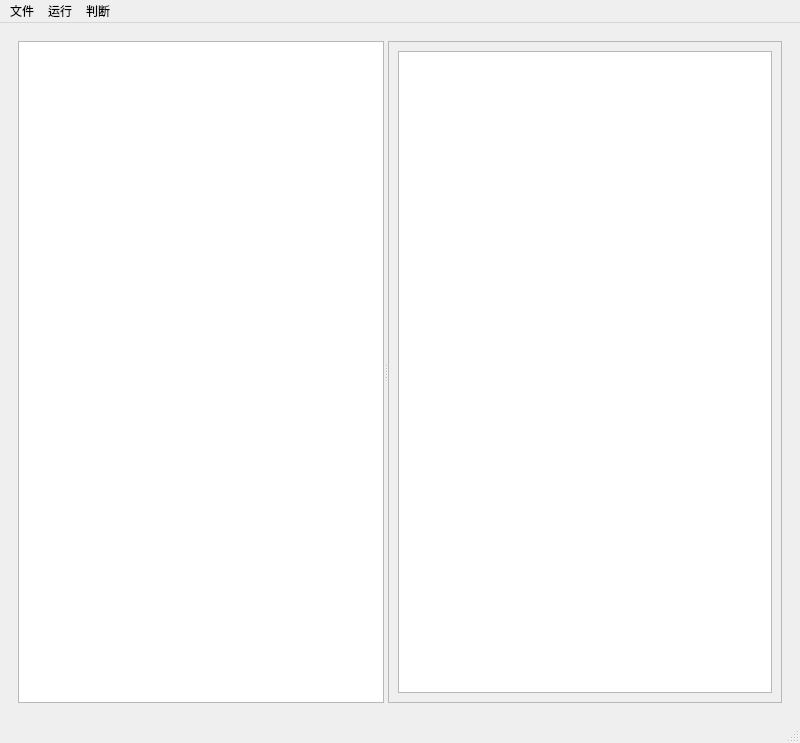
The window that CFG2PDA/mainwindow.ui (hanlulu1998/CFG2PDA) describes before a commit, drawn with Qt 5.
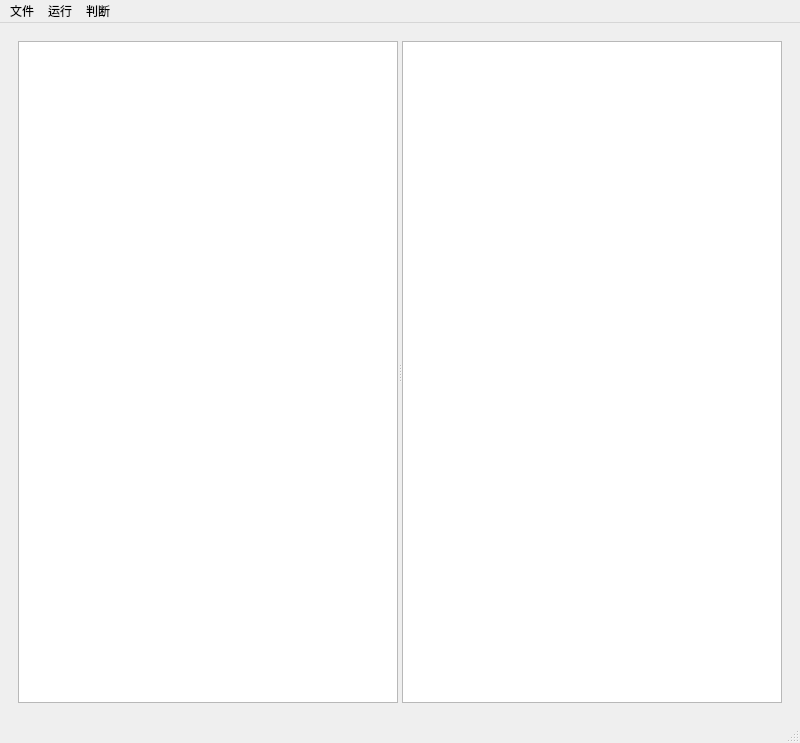
The same window after the commit.

```diff
--- a/CFG2PDA/mainwindow.ui
+++ b/CFG2PDA/mainwindow.ui
@@ -21,7 +21,7 @@
        <number>0</number>
       </property>
       <widget class="QWidget" name="page">
-       <layout class="QGridLayout" name="gridLayout_3">
+       <layout class="QGridLayout" name="gridLayout">
         <item row="0" column="0">
          <widget class="QSplitter" name="splitter">
           <property name="orientation">
@@ -35,21 +35,6 @@
             </size>
            </property>
           </widget>
-          <widget class="QScrollArea" name="scrollArea">
-           <property name="widgetResizable">
-            <bool>true</bool>
-           </property>
-           <widget class="QWidget" name="scrollAreaWidgetContents">
-            <property name="geometry">
-             <rect>
-              <x>0</x>
-              <y>0</y>
-              <width>392</width>
-              <height>655</height>
-             </rect>
-            </property>
-            <layout class="QGridLayout" name="gridLayout">
-             <item row="0" column="0">
               <widget class="QTextBrowser" name="displaytext">
                <property name="minimumSize">
                 <size>
@@ -58,10 +43,6 @@
                 </size>
                </property>
               </widget>
-             </item>
-            </layout>
-           </widget>
-          </widget>
          </widget>
         </item>
        </layout>
```
Left out of the diff: 6 changed lines with no effect on the pictures. Lines whose indentation alone changed are shown as unchanged.
